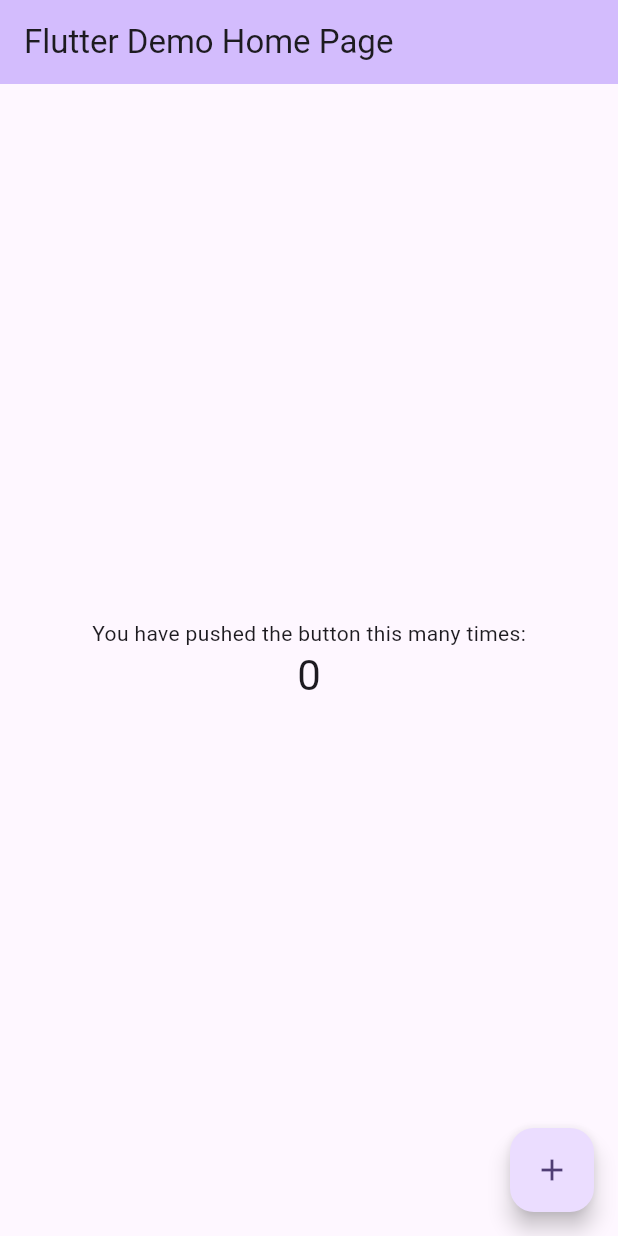
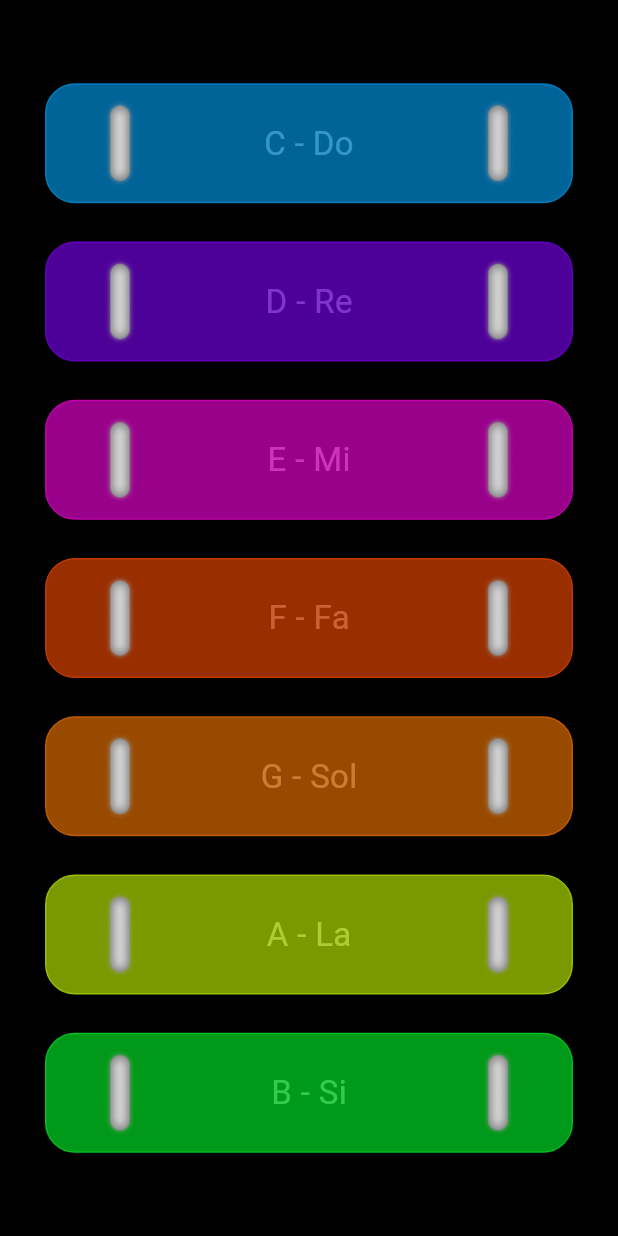
Before and after one commit to ztebo/bcf_proyecto_6, a Flutter app: the screen it shows after launch, on a phone screen of 412 x 824 dp. Run offline on Flutter 3.47's test engine with Material 3 defaults, Android fonts, the phone set to English and light mode, and no system bars; our stand-ins replace audioplayers.

Commit message:
Proyecto versión 1, visual y funcion básica Se teste exitosamente la carga de audio. Se avanza en gran parte lo visual. Se crea una clase estática para guardar la info de cada nota.

```diff
--- a/lib/main.dart
+++ b/lib/main.dart
@@ -1,125 +1,6 @@
 import 'package:flutter/material.dart';
+import 'src/my_app.dart';
 
 void main() {
   runApp(const MyApp());
 }
-
-class MyApp extends StatelessWidget {
-  const MyApp({super.key});
-
-  // This widget is the root of your application.
-  @override
-  Widget build(BuildContext context) {
-    return MaterialApp(
-      title: 'Flutter Demo',
-      theme: ThemeData(
-        // This is the theme of your application.
-        //
-        // TRY THIS: Try running your application with "flutter run". You'll see
-        // the application has a purple toolbar. Then, without quitting the app,
-        // try changing the seedColor in the colorScheme below to Colors.green
-        // and then invoke "hot reload" (save your changes or press the "hot
-        // reload" button in a Flutter-supported IDE, or press "r" if you used
-        // the command line to start the app).
-        //
-        // Notice that the counter didn't reset back to zero; the application
-        // state is not lost during the reload. To reset the state, use hot
-        // restart instead.
-        //
-        // This works for code too, not just values: Most code changes can be
-        // tested with just a hot reload.
-        colorScheme: ColorScheme.fromSeed(seedColor: Colors.deepPurple),
-        useMaterial3: true,
-      ),
-      home: const MyHomePage(title: 'Flutter Demo Home Page'),
-    );
-  }
-}
-
-class MyHomePage extends StatefulWidget {
-  const MyHomePage({super.key, required this.title});
-
-  // This widget is the home page of your application. It is stateful, meaning
-  // that it has a State object (defined below) that contains fields that affect
-  // how it looks.
-
-  // This class is the configuration for the state. It holds the values (in this
-  // case the title) provided by the parent (in this case the App widget) and
-  // used by the build method of the State. Fields in a Widget subclass are
-  // always marked "final".
-
-  final String title;
-
-  @override
-  State<MyHomePage> createState() => _MyHomePageState();
-}
-
-class _MyHomePageState extends State<MyHomePage> {
-  int _counter = 0;
-
-  void _incrementCounter() {
-    setState(() {
-      // This call to setState tells the Flutter framework that something has
-      // changed in this State, which causes it to rerun the build method below
-      // so that the display can reflect the updated values. If we changed
-      // _counter without calling setState(), then the build method would not be
-      // called again, and so nothing would appear to happen.
-      _counter++;
-    });
-  }
-
-  @override
-  Widget build(BuildContext context) {
-    // This method is rerun every time setState is called, for instance as done
-    // by the _incrementCounter method above.
-    //
-    // The Flutter framework has been optimized to make rerunning build methods
-    // fast, so that you can just rebuild anything that needs updating rather
-    // than having to individually change instances of widgets.
-    return Scaffold(
-      appBar: AppBar(
-        // TRY THIS: Try changing the color here to a specific color (to
-        // Colors.amber, perhaps?) and trigger a hot reload to see the AppBar
-        // change color while the other colors stay the same.
-        backgroundColor: Theme.of(context).colorScheme.inversePrimary,
-        // Here we take the value from the MyHomePage object that was created by
-        // the App.build method, and use it to set our appbar title.
-        title: Text(widget.title),
-      ),
-      body: Center(
-        // Center is a layout widget. It takes a single child and positions it
-        // in the middle of the parent.
-        child: Column(
-          // Column is also a layout widget. It takes a list of children and
-          // arranges them vertically. By default, it sizes itself to fit its
-          // children horizontally, and tries to be as tall as its parent.
-          //
-          // Column has various properties to control how it sizes itself and
-          // how it positions its children. Here we use mainAxisAlignment to
-          // center the children vertically; the main axis here is the vertical
-          // axis because Columns are vertical (the cross axis would be
-          // horizontal).
-          //
-          // TRY THIS: Invoke "debug painting" (choose the "Toggle Debug Paint"
-          // action in the IDE, or press "p" in the console), to see the
-          // wireframe for each widget.
-          mainAxisAlignment: MainAxisAlignment.center,
-          children: <Widget>[
-            const Text(
-              'You have pushed the button this many times:',
-            ),
-            Text(
-              '$_counter',
-              style: Theme.of(context).textTheme.headlineMedium,
-            ),
-          ],
-        ),
-      ),
-      floatingActionButton: FloatingActionButton(
-        onPressed: _incrementCounter,
-        tooltip: 'Increment',
-        child: const Icon(Icons.add),
-      ), // This trailing comma makes auto-formatting nicer for build methods.
-    );
-  }
-}
--- /dev/null
+++ b/lib/src/my_app.dart
@@ -0,0 +1,20 @@
+import 'package:flutter/material.dart';
+
+import 'pages/my_home_page.dart';
+
+class MyApp extends StatelessWidget {
+  const MyApp({super.key});
+
+  // This widget is the root of your application.
+  @override
+  Widget build(BuildContext context) {
+    return MaterialApp(
+      title: 'Flutter Demo',
+      theme: ThemeData(
+        colorScheme: ColorScheme.fromSeed(seedColor: Colors.deepPurple),
+        useMaterial3: true,
+      ),
+      home: const MyHomePage(title: 'Flutter Demo Home Page'),
+    );
+  }
+}
--- /dev/null
+++ b/lib/src/pages/my_home_page.dart
@@ -0,0 +1,38 @@
+import 'package:flutter/material.dart';
+
+import 'wigdet_keyboard.dart';
+
+class MyHomePage extends StatefulWidget {
+  const MyHomePage({super.key, required this.title});
+
+  // This widget is the home page of your application. It is stateful, meaning
+  // that it has a State object (defined below) that contains fields that affect
+  // how it looks.
+
+  // This class is the configuration for the state. It holds the values (in this
+  // case the title) provided by the parent (in this case the App widget) and
+  // used by the build method of the State. Fields in a Widget subclass are
+  // always marked "final".
+
+  final String title;
+
+  @override
+  State<MyHomePage> createState() => _MyHomePageState();
+}
+
+class _MyHomePageState extends State<MyHomePage> {
+
+
+
+  @override
+  Widget build(BuildContext context) {
+
+    return const Scaffold(
+      backgroundColor: Colors.black,
+      body: Padding(
+        padding: EdgeInsets.all(30.0),
+        child: WigdetKeyboard(),
+      ),
+    );
+  }
+}
--- /dev/null
+++ b/lib/src/pages/note.dart
@@ -0,0 +1,19 @@
+import 'package:flutter/material.dart';
+
+class Note {
+  static List<Note> get notes => [
+        Note._(color: const Color(0xFF017DBF), text: 'C - Do', audio: 'sounds/test.mp3'),
+        Note._(color: const Color(0xFF6001BF), text: 'D - Re', audio: 'sounds/test.mp3'),
+        Note._(color: const Color(0xFFBF01AC), text: 'E - Mi', audio: 'sounds/test.mp3'),
+        Note._(color: const Color(0xFFBF3A01), text: 'F - Fa', audio: 'sounds/test.mp3'),
+        Note._(color: const Color(0xFFBF5C01), text: 'G - Sol', audio: 'sounds/test.mp3'),
+        Note._(color: const Color(0xFF99BF01), text: 'A - La', audio: 'sounds/test.mp3'),
+        Note._(color: const Color(0xFF01BF1F), text: 'B - Si', audio: 'sounds/test.mp3'),
+      ];
+
+  final Color color;
+  final String text;
+  final String audio;
+
+  Note._({required this.color, required this.text, required this.audio});
+}
--- /dev/null
+++ b/lib/src/pages/widget_key.dart
@@ -0,0 +1,73 @@
+import 'package:flutter/material.dart';
+//import 'package:flutter/widgets.dart';
+import 'package:audioplayers/audioplayers.dart';
+
+class WidgetKey extends StatelessWidget {
+  // Dentro de los constructores se encuentran: el color, el nombre de la nota
+  WidgetKey({
+    super.key,
+    required this.keyColor,
+    required this.name,
+    required this.audioPath
+  });
+
+  final Color keyColor;
+  final String name;
+  final String audioPath;
+
+  final AudioPlayer player = AudioPlayer();
+
+
+  // Función playAudio
+  void playAudio() async {
+    debugPrint('Tocando la nota $name');
+    await player.setSource(AssetSource(audioPath));
+    await player.resume();
+    //await player.play(DeviceFileSource(audioPath));
+    //await player.stop();
+  }
+
+
+  @override
+  Widget build(BuildContext context) {
+    return GestureDetector(
+      onTap: playAudio,
+      child: Stack(
+        children: [
+          Positioned.fill(
+            child: Align(
+              child: Text(
+                name,
+                style: const TextStyle(
+                  color: Colors.white,
+                  fontSize: 22
+                ),
+              ),
+            ),
+          ),
+          Container(
+            width: double.infinity,
+            height: 80,
+            decoration: BoxDecoration(
+              color: keyColor.withOpacity(0.8), // Agrega transparencia al color
+              backgroundBlendMode: BlendMode.srcOver,
+              borderRadius: BorderRadius.circular(20),
+              border: Border.all(
+                color: keyColor,
+              ),
+            )
+          ),
+          Positioned.fill(
+            child: Align(
+              alignment: Alignment.center,
+              child: Image.asset(
+                'assets/images/key_design_1.png',
+                fit: BoxFit.fill,
+              ),
+            ),
+          ),
+        ],
+      ),
+    );
+  }
+}
--- /dev/null
+++ b/lib/src/pages/wigdet_keyboard.dart
@@ -0,0 +1,31 @@
+import 'package:bcf_proyecto_6/src/pages/note.dart';
+import 'package:flutter/material.dart';
+import 'package:flutter/widgets.dart';
+import 'widget_key.dart';
+
+class WigdetKeyboard extends StatelessWidget {
+  const WigdetKeyboard({
+    super.key
+  });
+
+
+  @override
+  Widget build(BuildContext context) {
+    return Center(
+      child: Column(
+        crossAxisAlignment: CrossAxisAlignment.stretch,
+        mainAxisAlignment: MainAxisAlignment.spaceEvenly,
+        children: List.generate(
+          Note.notes.length,
+          (index) => WidgetKey(
+            keyColor: Note.notes[index].color,
+            name: Note.notes[index].text,
+            audioPath: Note.notes[index].audio,
+          ),
+        ),
+      ),
+    );
+  }
+
+
+}
```
Also changed, not shown: pubspec.yaml (+6 -2 lines), assets/images/background1.png (added), assets/images/key_design_1.png (added), drafts/draft_1.png (added), drafts/draft_2.png (added), drafts/draft_3.png (added), pubspec.lock, 97 other files.
